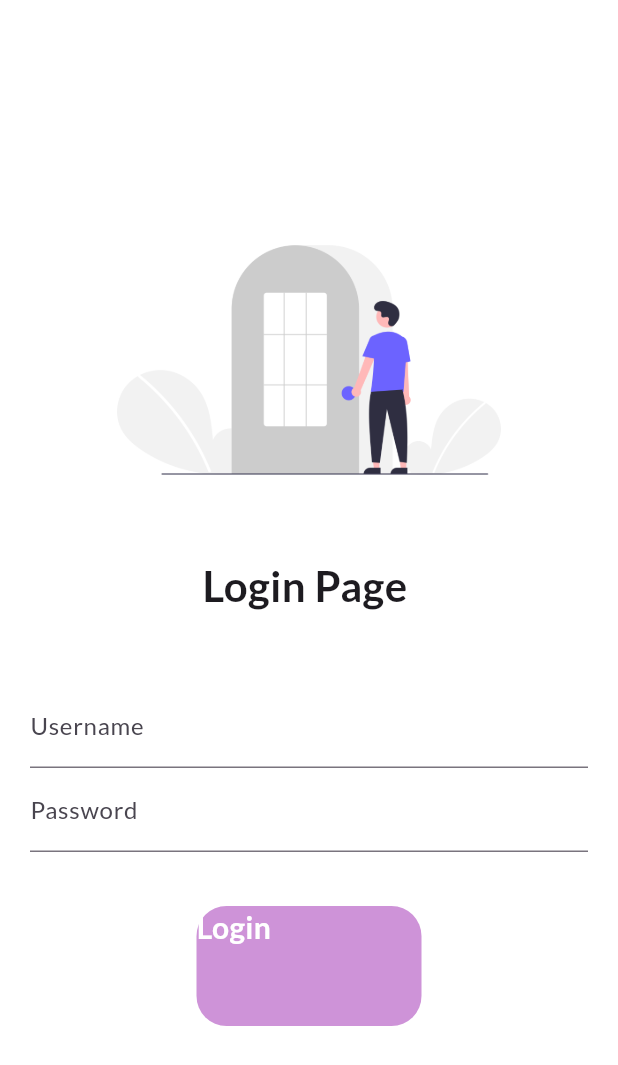
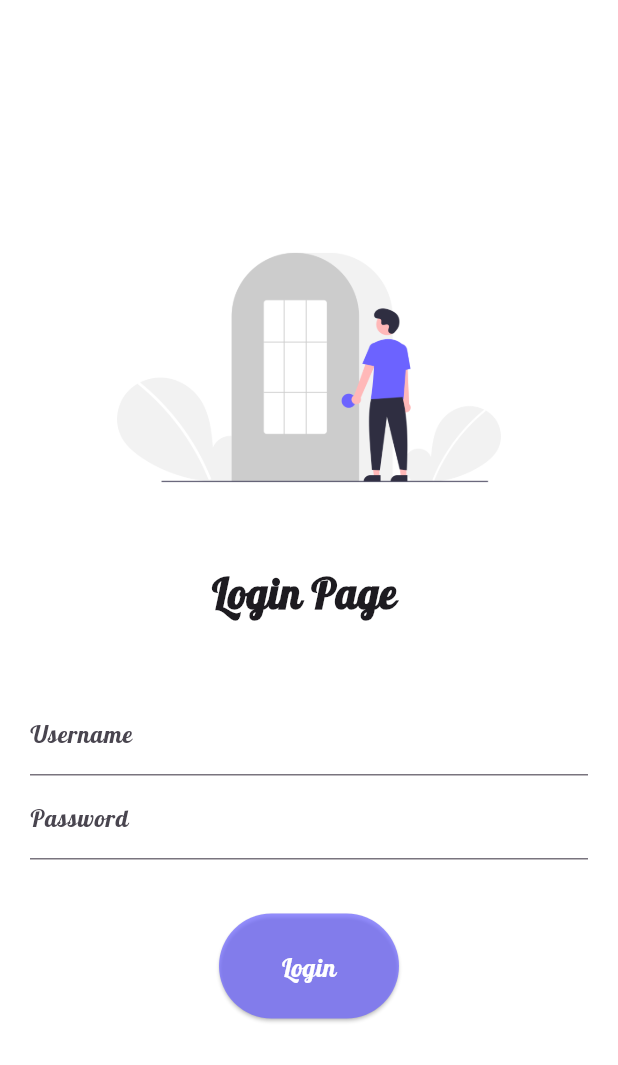
Before and after one commit to BLANK-Zora/FlutterRepo, a Flutter app: the screen it shows after launch, on a phone screen of 412 x 824 dp. Shown: the top 1065 px of the screen. Run offline on Flutter 3.47's test engine with Material 3 defaults, Android fonts, the phone set to English and light mode, and no system bars; our stand-ins replace google_fonts.

Commit message:
just hovering today

```diff
--- a/lib/main.dart
+++ b/lib/main.dart
@@ -18,7 +18,7 @@ class MyApp extends StatelessWidget {
       themeMode: ThemeMode.light,
       theme: ThemeData(
         primarySwatch: Colors.deepPurple,
-        fontFamily: GoogleFonts.lato().fontFamily,
+        fontFamily: GoogleFonts.lobster().fontFamily,
       ),
       darkTheme: ThemeData(
         brightness: Brightness.dark
--- a/lib/screens/login_page.dart
+++ b/lib/screens/login_page.dart
@@ -62,43 +62,43 @@ class _LoginPageState extends State<LoginPage> {
               height: 20,
             ),
 
-            InkWell(
-              splashColor: Colors.redAccent,
-              onTap:  () async =>  {
-                await Future.delayed(const Duration(seconds: 2)),
-                // {Navigator.pushNamed(context, MyRoutes.homeRoute)}
-              },
-              child: Ink(
-                // duration: const Duration(seconds: 2),
-                width: 150,
-                height: 80,
-                // alignment: Alignment.center,
-                decoration: (
-                  BoxDecoration(borderRadius: BorderRadius.circular(20),
-                  color: Colors.purple.shade200,
-                )),
-                child: const Text("Login",
-                style: TextStyle(
-                  color: Colors.white,
-                  fontWeight: FontWeight.bold,
-                  fontSize: 20
-                ),
-                ),
+            // InkWell(
+            //   splashColor: Colors.redAccent,
+            //   onTap:  () async =>  {
+            //     await Future.delayed(const Duration(seconds: 2)),
+            //     // {Navigator.pushNamed(context, MyRoutes.homeRoute)}
+            //   },
+            //   child: Ink(
+            //     // duration: const Duration(seconds: 2),
+            //     width: 150,
+            //     height: 80,
+            //     // alignment: Alignment.center,
+            //     decoration: (
+            //       BoxDecoration(borderRadius: BorderRadius.circular(20),
+            //       color: Colors.purple.shade200,
+            //     )),
+            //     child: const Text("Login",
+            //     style: TextStyle(
+            //       color: Colors.white,
+            //       fontWeight: FontWeight.bold,
+            //       fontSize: 20
+            //     ),
+            //     ),
+            //   ),
+            // )
+            ElevatedButton(
+              onPressed: () =>
+                  {Navigator.pushNamed(context, MyRoutes.homeRoute)},
+              style: const ButtonStyle(
+                  backgroundColor: MaterialStatePropertyAll(
+                      Color.fromARGB(181, 107, 99, 255)),
+                  foregroundColor: MaterialStatePropertyAll(Colors.white),
+                  minimumSize: MaterialStatePropertyAll(Size(120, 70))),
+              child: const Text(
+                "Login",
+                style: TextStyle(fontWeight: FontWeight.w300, fontSize: 17),
               ),
             )
-            // ElevatedButton(
-            //   onPressed: () =>
-            //       {Navigator.pushNamed(context, MyRoutes.homeRoute)},
-            //   style: const ButtonStyle(
-            //       backgroundColor: MaterialStatePropertyAll(
-            //           Color.fromARGB(181, 107, 99, 255)),
-            //       foregroundColor: MaterialStatePropertyAll(Colors.white),
-            //       minimumSize: MaterialStatePropertyAll(Size(120, 70))),
-            //   child: const Text(
-            //     "Login",
-            //     style: TextStyle(fontWeight: FontWeight.w300, fontSize: 17),
-            //   ),
-            // )
           ]),
         )));
   }
```
Also changed, not shown: lib/screens/home_page.dart (+12 -4 lines).
